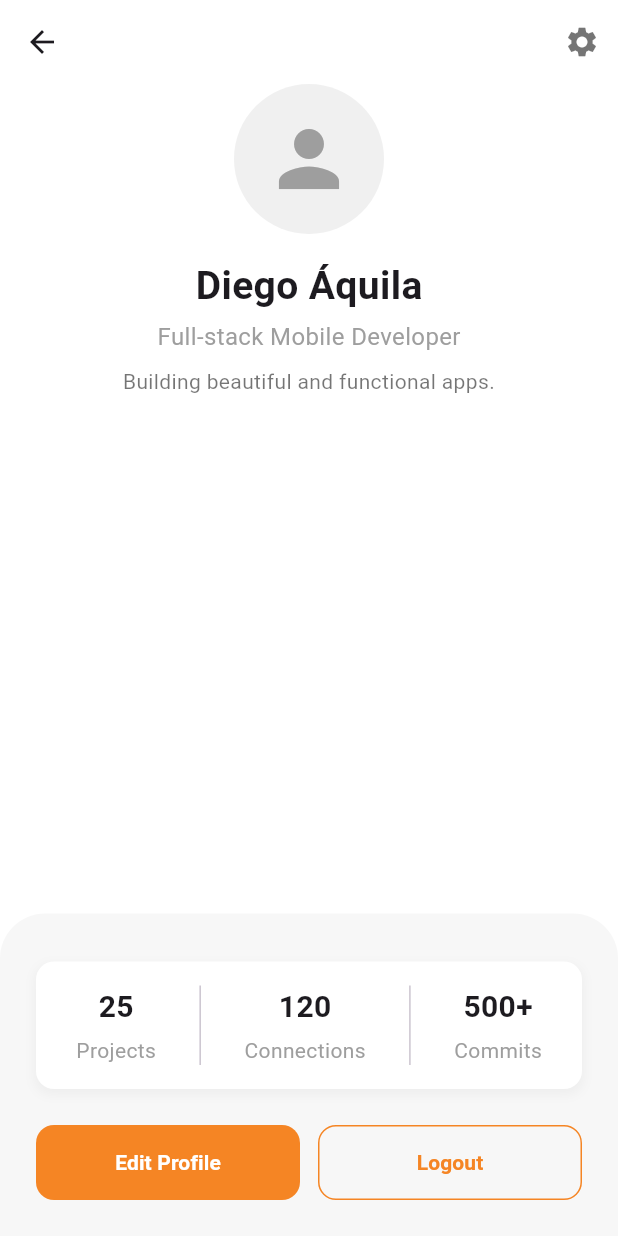
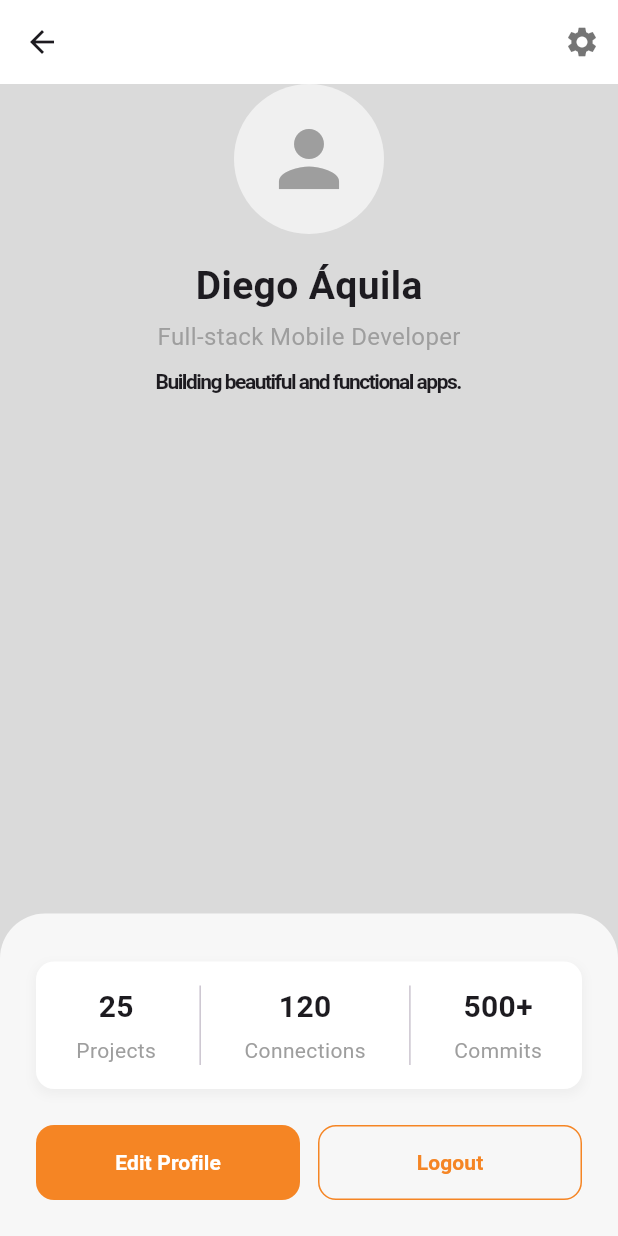
Before and after one commit to minoru-yamanaka/atalaia_ar_condicionados_flutter_application_1, a Flutter app: the ProfilePage screen opened directly, on a phone screen of 412 x 824 dp. Run offline on Flutter 3.47's test engine with Material 3 defaults, Android fonts, the phone set to English and light mode, and no system bars.

Commit message:
add  Config de tex e color universal

```diff
--- a/lib/Pages/login_page.dart
+++ b/lib/Pages/login_page.dart
@@ -32,7 +32,7 @@ class LoginPage extends StatelessWidget {
               // ),
               const SizedBox(height: 8),
               const Text(
-                'DIEGO ÁQUILA teste 1 ',
+                'DIEGO ÁQUILA teste 2 ',
                 textAlign: TextAlign.center,
                 style: TextStyle(
                   fontSize: 24,
--- a/lib/Pages/profile_page.dart
+++ b/lib/Pages/profile_page.dart
@@ -1,3 +1,5 @@
+import 'package:atalaia_ar_condicionados_flutter_application/Config/app_colors.dart';
+import 'package:atalaia_ar_condicionados_flutter_application/Config/app_text_style.dart';
 import 'package:flutter/material.dart';
 
 class ProfilePage extends StatelessWidget {
@@ -8,7 +10,8 @@ class ProfilePage extends StatelessWidget {
     const primaryColor = Color(0xFFF58524);
 
     return Scaffold(
-      backgroundColor: Colors.white,
+      // backgroundColor: Colors.white,
+      backgroundColor: AppColors.backgroundColorPages,
       appBar: AppBar(
         backgroundColor: Colors.white,
         elevation: 0,
@@ -28,7 +31,7 @@ class ProfilePage extends StatelessWidget {
           Padding(
             padding: const EdgeInsets.symmetric(horizontal: 24.0),
             child: Column(
-              children: const [
+              children: [
                 // --- AVATAR ---
                 CircleAvatar(
                   radius: 50,
@@ -50,8 +53,11 @@ class ProfilePage extends StatelessWidget {
                 SizedBox(height: 8),
                 Text(
                   'Building beautiful and functional apps.',
-                  textAlign: TextAlign.center,
-                  style: TextStyle(fontSize: 14, color: Colors.black54),
+                  style: AppTextStyle.titleAppBar.copyWith(
+                    fontSize: 14,),
+                  // textAlign: TextAlign.center,
+                  // style: TextStyle(fontSize: 14, color: Colors.black54),
+
                 ),
               ],
             ),
```
Also changed, not shown: lib/assets/img/logo.png (deleted).
